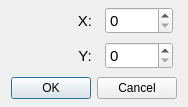
This is BitmapStudio/gui/dialogposition.ui in luckyPtr/BitmapStudio as Qt 5 draws it before an edit. The edited form follows.
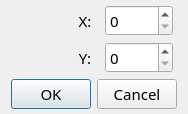
This is the edited form. Icons and pictures are not drawn. Custom widgets are drawn as their Qt base class.

Commit message: 组合图位置界面新增初始位置

```diff
--- a/BitmapStudio/gui/dialogposition.ui
+++ b/BitmapStudio/gui/dialogposition.ui
@@ -44,6 +44,7 @@
        </property>
        <property name="font">
         <font>
+         <family>Microsoft YaHei</family>
          <pointsize>11</pointsize>
         </font>
        </property>
@@ -68,11 +69,12 @@
        </property>
        <property name="font">
         <font>
+         <family>Microsoft YaHei</family>
          <pointsize>11</pointsize>
         </font>
        </property>
        <property name="maximum">
-        <number>1023</number>
+        <number>2048</number>
        </property>
       </widget>
      </item>
@@ -105,6 +107,7 @@
        </property>
        <property name="font">
         <font>
+         <family>Microsoft YaHei</family>
          <pointsize>11</pointsize>
         </font>
        </property>
@@ -126,11 +129,12 @@
        </property>
        <property name="font">
         <font>
+         <family>Microsoft YaHei</family>
          <pointsize>11</pointsize>
         </font>
        </property>
        <property name="maximum">
-        <number>1023</number>
+        <number>2048</number>
        </property>
       </widget>
      </item>
@@ -138,6 +142,12 @@
    </item>
    <item row="2" column="0" colspan="2">
     <widget class="QDialogButtonBox" name="buttonBox">
+     <property name="font">
+      <font>
+       <family>Microsoft YaHei</family>
+       <pointsize>11</pointsize>
+      </font>
+     </property>
      <property name="layoutDirection">
       <enum>Qt::LeftToRight</enum>
      </property>
```
The commit also changes 4 other files.
